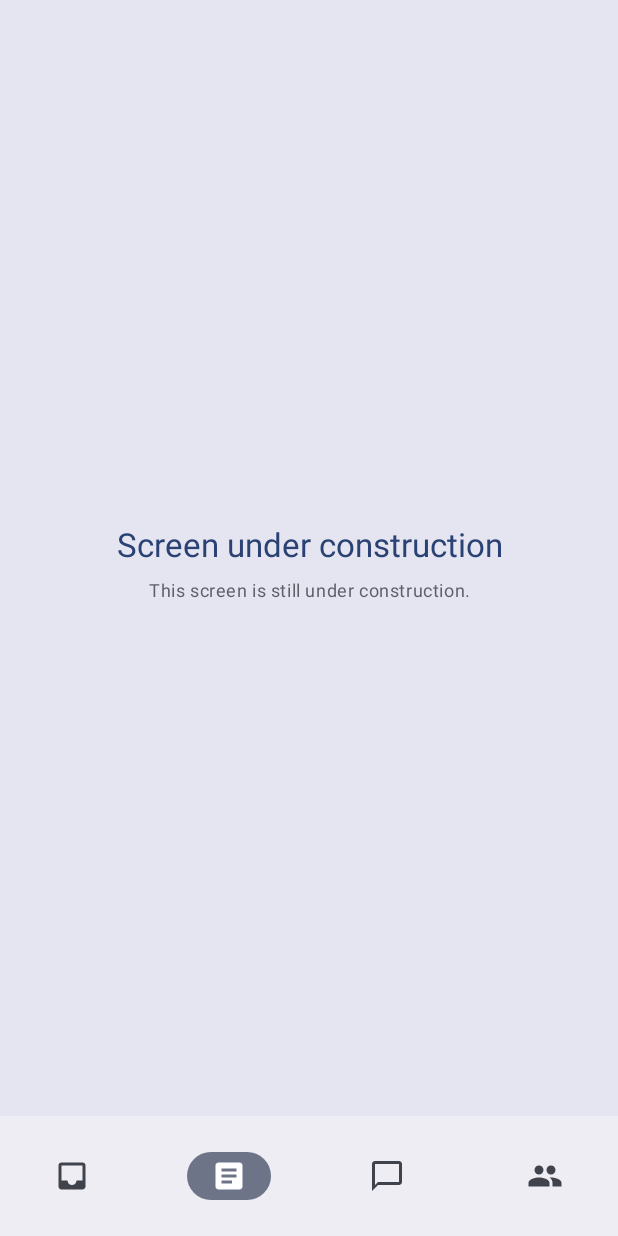
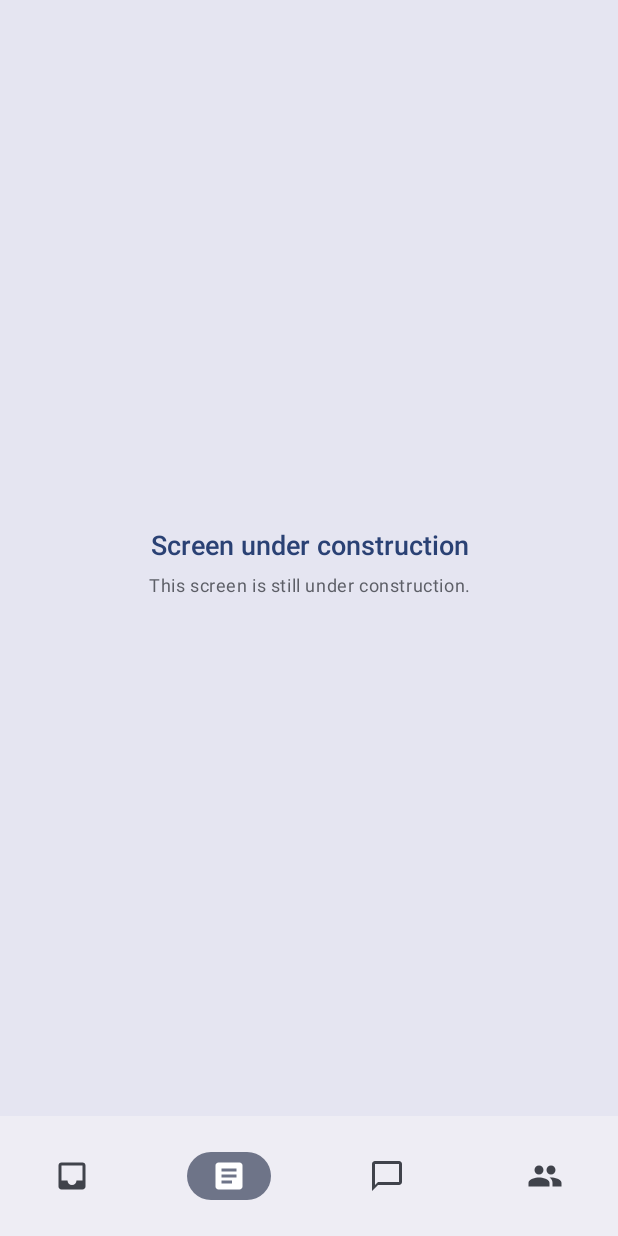
Before and after one commit to koumiaomiao/ThemingCodelab, an Android app built with Jetpack Compose: the screen it shows after launch (MainActivity), item 2 of the bottom bar chosen, on a phone screen of 412 x 824 dp. Run offline under Robolectric (Android 15) with nearby library versions, the phone set to English and light mode, and no system bars.

Commit message:
update typograghy

```diff
--- a/app/src/main/java/com/example/reply/ui/components/ReplyEmailListItem.kt
+++ b/app/src/main/java/com/example/reply/ui/components/ReplyEmailListItem.kt
@@ -79,9 +79,11 @@ fun ReplyEmailListItem(
                 ) {
                     Text(
                         text = email.sender.firstName,
+                        style = MaterialTheme.typography.labelMedium
                     )
                     Text(
                         text = email.createdAt,
+                        style = MaterialTheme.typography.labelMedium
                     )
                 }
                 IconButton(
@@ -99,11 +101,13 @@ fun ReplyEmailListItem(
 
             Text(
                 text = email.subject,
+                style = MaterialTheme.typography.titleLarge,
                 modifier = Modifier.padding(top = 12.dp, bottom = 8.dp),
             )
             Text(
                 text = email.body,
                 maxLines = 2,
+                style = MaterialTheme.typography.bodyLarge,
                 overflow = TextOverflow.Ellipsis
             )
         }
--- a/app/src/main/java/com/example/reply/ui/components/ReplyEmailThreadItem.kt
+++ b/app/src/main/java/com/example/reply/ui/components/ReplyEmailThreadItem.kt
@@ -65,9 +65,11 @@ fun ReplyEmailThreadItem(
             ) {
                 Text(
                     text = email.sender.firstName,
+                    style = MaterialTheme.typography.labelMedium
                 )
                 Text(
                     text = stringResource(id = R.string.twenty_mins_ago),
+                    style = MaterialTheme.typography.labelMedium
                 )
             }
             IconButton(
@@ -85,11 +87,13 @@ fun ReplyEmailThreadItem(
 
         Text(
             text = email.subject,
+            style = MaterialTheme.typography.bodyMedium,
             modifier = Modifier.padding(top = 12.dp, bottom = 8.dp),
         )
 
         Text(
             text = email.body,
+            style = MaterialTheme.typography.bodyLarge
         )
         Row(
             modifier = Modifier
--- a/app/src/main/java/com/example/reply/ui/theme/Theme.kt
+++ b/app/src/main/java/com/example/reply/ui/theme/Theme.kt
@@ -303,6 +303,7 @@ fun AppTheme(
 
     MaterialTheme(
         colorScheme = colors,
+        typography = typography,
         content = content
     )
 }
--- a/app/src/main/java/com/example/reply/ui/theme/Type.kt
+++ b/app/src/main/java/com/example/reply/ui/theme/Type.kt
@@ -24,28 +24,61 @@ import androidx.compose.ui.unit.sp
 
 // Material 3 typography
 // Set of Material typography styles to start with
-val Typography = Typography(
+//val Typography = Typography(
+//    bodyLarge = TextStyle(
+//        fontFamily = FontFamily.Default,
+//        fontWeight = FontWeight.Normal,
+//        fontSize = 16.sp,
+//        lineHeight = 24.sp,
+//        letterSpacing = 0.5.sp
+//    )
+//    /* Other default text styles to override
+//    titleLarge = TextStyle(
+//        fontFamily = FontFamily.Default,
+//        fontWeight = FontWeight.Normal,
+//        fontSize = 22.sp,
+//        lineHeight = 28.sp,
+//        letterSpacing = 0.sp
+//    ),
+//    labelSmall = TextStyle(
+//        fontFamily = FontFamily.Default,
+//        fontWeight = FontWeight.Medium,
+//        fontSize = 11.sp,
+//        lineHeight = 16.sp,
+//        letterSpacing = 0.5.sp
+//    )
+//    */
+//)
+
+val typography = Typography(
+    headlineSmall = TextStyle(
+        fontWeight = FontWeight.SemiBold,
+        fontSize = 24.sp,
+        lineHeight = 32.sp,
+        letterSpacing = 0.sp
+    ),
+    titleLarge = TextStyle(
+        fontWeight = FontWeight.SemiBold,
+        fontSize = 18.sp,
+        lineHeight = 32.sp,
+        letterSpacing = 0.sp
+    ),
     bodyLarge = TextStyle(
-        fontFamily = FontFamily.Default,
         fontWeight = FontWeight.Normal,
         fontSize = 16.sp,
         lineHeight = 24.sp,
-        letterSpacing = 0.5.sp
-    )
-    /* Other default text styles to override
-    titleLarge = TextStyle(
-        fontFamily = FontFamily.Default,
-        fontWeight = FontWeight.Normal,
-        fontSize = 22.sp,
-        lineHeight = 28.sp,
-        letterSpacing = 0.sp
+        letterSpacing = 0.15.sp
     ),
-    labelSmall = TextStyle(
-        fontFamily = FontFamily.Default,
+    bodyMedium = TextStyle(
         fontWeight = FontWeight.Medium,
-        fontSize = 11.sp,
+        fontSize = 14.sp,
+        lineHeight = 20.sp,
+        letterSpacing = 0.25.sp
+    ),
+    labelMedium = TextStyle(
+        fontWeight = FontWeight.SemiBold,
+        fontSize = 12.sp,
         lineHeight = 16.sp,
         letterSpacing = 0.5.sp
     )
-    */
 )
```
